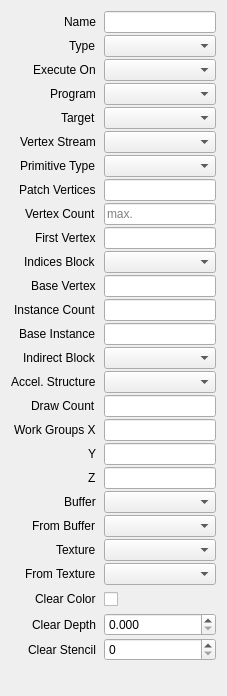
Above: src/session/properties/CallProperties.ui from houmain/gpupad before the change. Below: the same form after it.
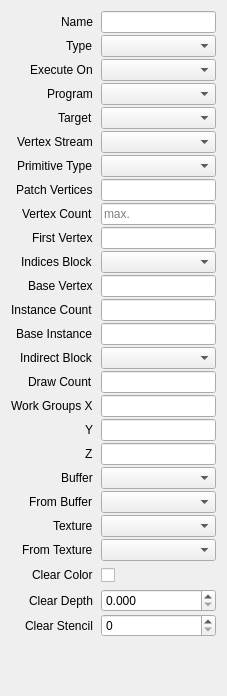
That is the form after the change. Custom widgets are drawn as their Qt base class.

Commit message: Binding acceleration structures, removed from Trace Rays call

What changed in the file:
```diff
--- a/src/session/properties/CallProperties.ui
+++ b/src/session/properties/CallProperties.ui
@@ -322,16 +322,6 @@
        </property>
       </widget>
      </item>
-     <item row="15" column="0">
-      <widget class="QLabel" name="labelAccelerationStructure">
-       <property name="text">
-        <string>Accel. Structure</string>
-       </property>
-      </widget>
-     </item>
-     <item row="15" column="1">
-      <widget class="ReferenceComboBox" name="accelerationStructure"/>
-     </item>
     </layout>
    </item>
   </layout>
```
The commit also changes 32 other files.
